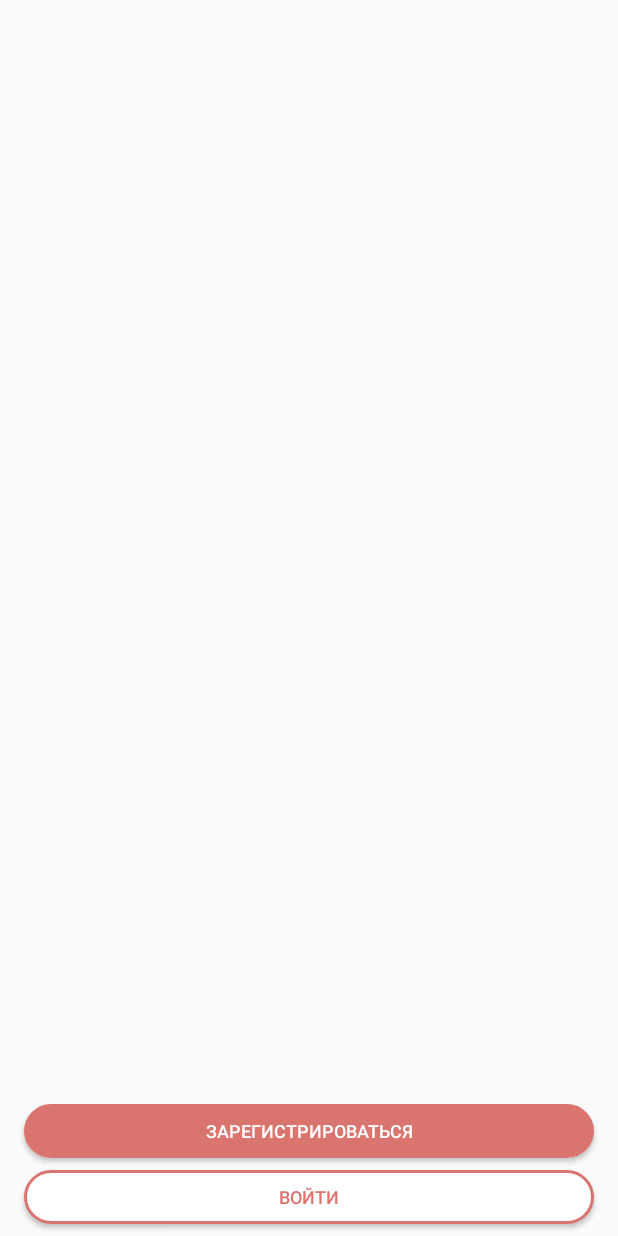
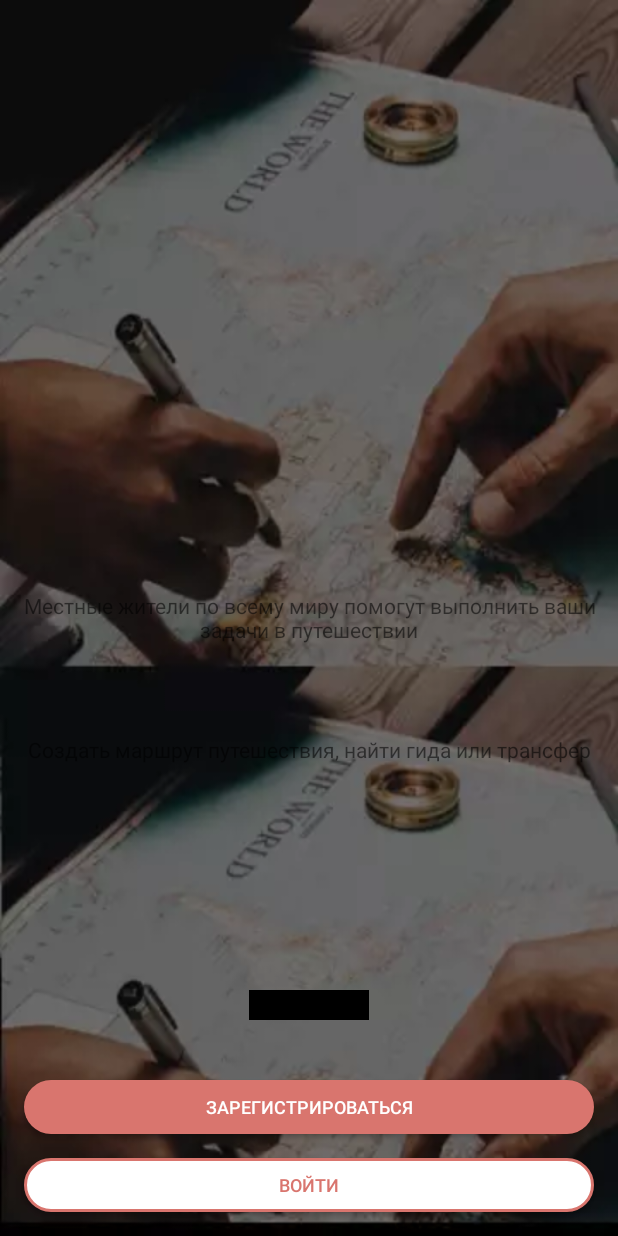
Before and after one commit to itimofeev/Task2Trip-1, an Android app: the screen it shows after launch (MainActivity), on a phone screen of 412 x 824 dp. Run offline under Robolectric (Android 15) with nearby library versions, the phone set to English and light mode, and no system bars; our stand-ins replace navigation-ui.

Commit message:
20190123 OnBoard Screen. add swipe

```diff
--- a/app/src/main/java/com/task2trip/android/Common/Constants.kt
+++ b/app/src/main/java/com/task2trip/android/Common/Constants.kt
@@ -2,6 +2,9 @@ package com.task2trip.android.Common
 
 class Constants {
     companion object {
+        const val EXTRA_BOARD_TITLE = "EXTRA_BOARD_TITLE"
+        const val EXTRA_BOARD_MESSAGE = "EXTRA_BOARD_MESSAGE"
+        const val EXTRA_BOARD_IMAGE = "EXTRA_BOARD_IMAGE"
         const val EXTRA_USER_TOKEN = "EXTRA_USER_TOKEN"
     }
 }
--- a/app/src/main/java/com/task2trip/android/UI/Fragment/LoginRegisterFragment.kt
+++ b/app/src/main/java/com/task2trip/android/UI/Fragment/LoginRegisterFragment.kt
@@ -2,7 +2,10 @@ package com.task2trip.android.UI.Fragment
 
 import android.os.Bundle
 import android.view.View
+import androidx.viewpager.widget.ViewPager
+import com.task2trip.android.Model.TabFragmentTitle
 import com.task2trip.android.R
+import com.task2trip.android.UI.Adapter.TabAdapter
 import kotlinx.android.synthetic.main.fragment_login_register.*
 
 class LoginRegisterFragment : BaseFragment() {
@@ -15,6 +18,8 @@ class LoginRegisterFragment : BaseFragment() {
     }
 
     override fun initComponents(view: View) {
+        initViewPager()
+        initRadioButtons()
         btReg?.setOnClickListener {
             navigateTo(R.id.registrationFragment, Bundle())
         }
@@ -22,4 +27,38 @@ class LoginRegisterFragment : BaseFragment() {
             navigateTo(R.id.loginFragment, Bundle())
         }
     }
+
+    private fun initViewPager() {
+        fragmentManager?.let {
+            val adapter = TabAdapter(it)
+            adapter.addItem(TabFragmentTitle(
+                OnBoardingFragment.instance(
+                    getString(R.string.board_title_01),
+                    getString(R.string.board_msg_01),
+                    R.drawable.image_board_01), "01"))
+            adapter.addItem(TabFragmentTitle(
+                OnBoardingFragment.instance(
+                    getString(R.string.board_title_02),
+                    getString(R.string.board_msg_02),
+                    R.drawable.image_board_02), "02"))
+            adapter.addItem(TabFragmentTitle(
+                OnBoardingFragment.instance(
+                    getString(R.string.board_title_03),
+                    getString(R.string.board_msg_03),
+                    R.drawable.image_board_01), "03"))
+            vpOnBoardPages.adapter = adapter
+            vpOnBoardPages.addOnPageChangeListener(object: ViewPager.OnPageChangeListener {
+                    override fun onPageScrollStateChanged(state: Int) {}
+                    override fun onPageScrolled(position: Int, positionOffset: Float, positionOffsetPixels: Int) {}
+                    override fun onPageSelected(position: Int) {
+                        //
+                    }
+                }
+            )
+        }
+    }
+
+    private fun initRadioButtons() {
+        //rgDotted.addView(null)
+    }
 }
--- a/app/src/main/java/com/task2trip/android/UI/Fragment/OnBoardingFragment.kt
+++ b/app/src/main/java/com/task2trip/android/UI/Fragment/OnBoardingFragment.kt
@@ -2,26 +2,33 @@ package com.task2trip.android.UI.Fragment
 
 import android.os.Bundle
 import android.view.View
+import androidx.annotation.DrawableRes
 import com.task2trip.android.Common.Constants
 import com.task2trip.android.R
 import kotlinx.android.synthetic.main.fragment_on_boarding.*
 
 class OnBoardingFragment : BaseFragment() {
-    private var textInfo: String = ""
+    private var textTitle: String = ""
+    private var textMessage: String = ""
+    private var imageBackground: Int = 0
 
     companion object {
         @JvmStatic
-        fun instance(text: String) =
+        fun instance(title: String, msg: String, @DrawableRes imageBg: Int) =
             OnBoardingFragment().apply {
                 arguments = Bundle().apply {
-                    putString(Constants.EXTRA_USER_TOKEN, text)
+                    putString(Constants.EXTRA_BOARD_TITLE, title)
+                    putString(Constants.EXTRA_BOARD_MESSAGE, msg)
+                    putInt(Constants.EXTRA_BOARD_IMAGE, imageBg)
                 }
             }
     }
 
     override fun getArgs(args: Bundle?) {
         args.let {
-            textInfo = args?.getString(Constants.EXTRA_USER_TOKEN, "").toString()
+            textTitle = args?.getString(Constants.EXTRA_BOARD_TITLE, "").toString()
+            textMessage = args?.getString(Constants.EXTRA_BOARD_MESSAGE, "").toString()
+            imageBackground = args?.getInt(Constants.EXTRA_BOARD_IMAGE, 0) ?: 0
         }
     }
 
@@ -30,6 +37,10 @@ class OnBoardingFragment : BaseFragment() {
     }
 
     override fun initComponents(view: View) {
-        tvTextInfo.text = textInfo
+        tvTextTitle.text = textTitle
+        tvTextMessage.text = textMessage
+        if (imageBackground != 0) {
+            clContent.background = view.resources.getDrawable(imageBackground)
+        }
     }
 }
--- a/app/src/main/res/layout/fragment_login_register.xml
+++ b/app/src/main/res/layout/fragment_login_register.xml
@@ -4,6 +4,25 @@
     xmlns:app="http://schemas.android.com/apk/res-auto"
     android:layout_width="match_parent"
     android:layout_height="match_parent">
+
+    <androidx.viewpager.widget.ViewPager
+            android:id="@+id/vpOnBoardPages"
+            android:layout_width="match_parent"
+            android:layout_height="match_parent"
+            app:layout_constraintTop_toTopOf="parent"
+            app:layout_constraintStart_toStartOf="parent"
+            app:layout_constraintEnd_toEndOf="parent"
+            app:layout_constraintBottom_toBottomOf="parent"/>
+
+    <RadioGroup
+            android:id="@+id/rgDotted"
+            android:layout_width="80dp"
+            android:layout_height="20dp"
+            android:layout_marginBottom="40dp"
+            android:background="@color/black"
+            app:layout_constraintStart_toStartOf="parent"
+            app:layout_constraintEnd_toEndOf="parent"
+            app:layout_constraintBottom_toTopOf="@+id/btReg"/>
 
     <Button
         android:id="@+id/btReg"
--- a/app/src/main/res/layout/fragment_on_boarding.xml
+++ b/app/src/main/res/layout/fragment_on_boarding.xml
@@ -1,15 +1,30 @@
 <?xml version="1.0" encoding="utf-8"?>
-<FrameLayout xmlns:android="http://schemas.android.com/apk/res/android"
-             xmlns:tools="http://schemas.android.com/tools"
-             android:layout_width="match_parent"
-             android:layout_height="match_parent"
-             tools:context=".UI.Fragment.OnBoardingFragment">
+<androidx.constraintlayout.widget.ConstraintLayout
+        xmlns:android="http://schemas.android.com/apk/res/android"
+        xmlns:app="http://schemas.android.com/apk/res-auto"
+        android:id="@+id/clContent"
+        android:layout_width="match_parent"
+        android:layout_height="match_parent">
 
     <TextView
-        android:id="@+id/tvTextInfo"
-        android:layout_width="match_parent"
-        android:layout_height="match_parent"
-        android:gravity="center"
-        android:text=""/>
+            android:id="@+id/tvTextTitle"
+            android:layout_width="match_parent"
+            android:layout_height="80dp"
+            android:gravity="center"
+            android:text=""
+            app:layout_constraintStart_toStartOf="parent"
+            app:layout_constraintEnd_toEndOf="parent"
+            app:layout_constraintTop_toTopOf="parent"
+            app:layout_constraintBottom_toBottomOf="parent"/>
 
-</FrameLayout>
+    <TextView
+            android:id="@+id/tvTextMessage"
+            android:layout_width="match_parent"
+            android:layout_height="80dp"
+            android:gravity="center"
+            android:text=""
+            android:layout_marginTop="8dp"
+            app:layout_constraintTop_toBottomOf="@+id/tvTextTitle"
+            app:layout_constraintStart_toStartOf="parent"
+            app:layout_constraintEnd_toEndOf="parent" />
+</androidx.constraintlayout.widget.ConstraintLayout>
--- a/app/src/main/res/values/dimentions.xml
+++ b/app/src/main/res/values/dimentions.xml
@@ -2,7 +2,7 @@
 <resources>
     <dimen name="margin_left">16dp</dimen>
     <dimen name="margin_right">16dp</dimen>
-    <dimen name="margin_top">8dp</dimen>
+    <dimen name="margin_top">16dp</dimen>
     <dimen name="bt_social">80dp</dimen>
 
     <dimen name="top_step">80dp</dimen>
--- a/app/src/main/res/values/strings.xml
+++ b/app/src/main/res/values/strings.xml
@@ -11,4 +11,13 @@
     <string name="reg_password">Пароль</string>
     <string name="reg_forgot">Забыли пароль?</string>
     <string name="reg_login_sosial">Войти через социальные сети</string>
+    <string name="board_title_01">Местные жители по всему миру помогут выполнить ваши задачи в путешествии</string>
+    <string name="board_title_02">Создайте своё задание и местные жители Вам помогут!</string>
+    <string name="board_title_03">Общайся с местными жителями напрямую!</string>
+    <string name="board_msg_01">Создать маршрут путешествия, найти гида или трансфер</string>
+    <string name="board_msg_02">
+        1. Опишите задачу, которую нужно выполнить.\n
+        2. Местные жители предложат вам свои услуги и цены\n
+        3. Выберите лучшее предложение и заключите сделку</string>
+    <string name="board_msg_03">Сразу после создания задания ты можешь начать общаться с местными жителямя с помощью чата!</string>
 </resources>
```
Also changed, not shown: app/src/main/res/drawable/image_board_01.webp (added), app/src/main/res/drawable/image_board_02.webp (added), 2 other files.
